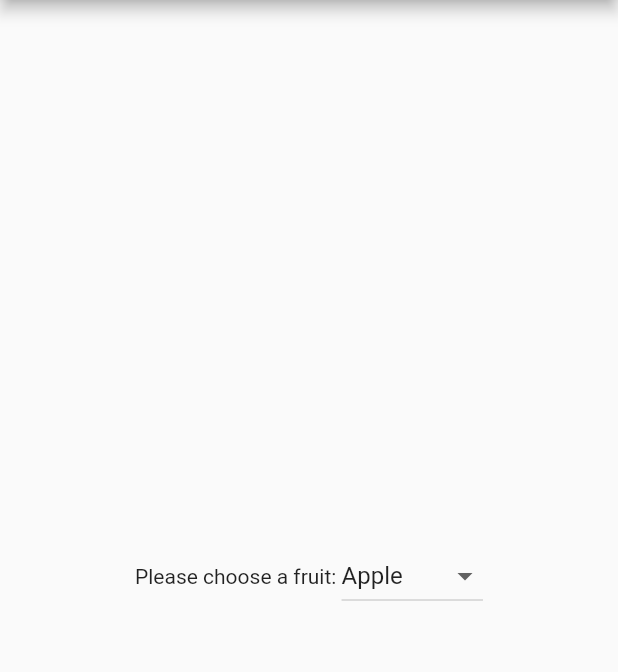
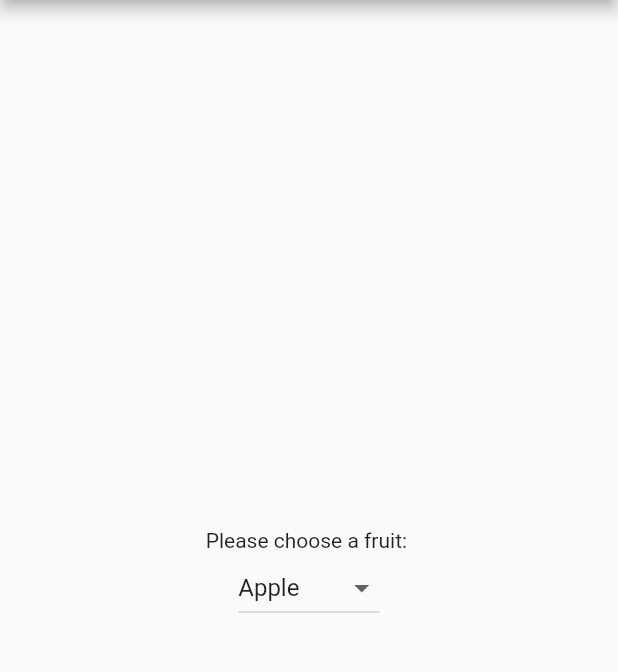
Before and after one commit to treasure-lau/flutter-examples, a Flutter app: the screen it shows after launch, on a phone screen of 412 x 824 dp, the part 84-756 px from its top. Run offline on Flutter 3.47's test engine with Material 2 defaults, Android fonts, the phone set to English and light mode, and no system bars.

```diff
--- a/dropdown_button/lib/main.dart
+++ b/dropdown_button/lib/main.dart
@@ -48,7 +48,7 @@ class MyAppState extends State<MyApp> {
           // 居中显示
           child: new Center(
             // 垂直布局
-            child: new Row(
+            child: new Column(
               // 交叉轴-与当前控件方向垂直的轴
               crossAxisAlignment: CrossAxisAlignment.center,
               // 主轴-与当前控件方向一致的轴
```
Also changed, not shown: dropdown_button/demo_img.gif (added), 1 other file.
